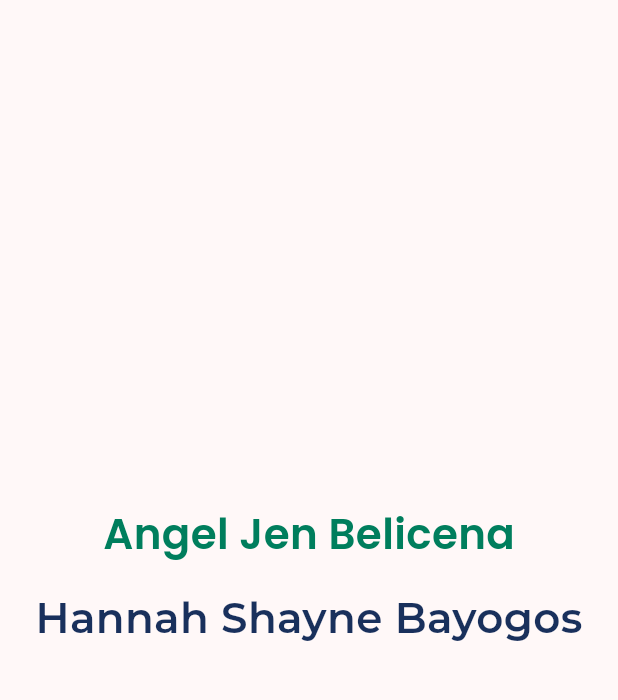
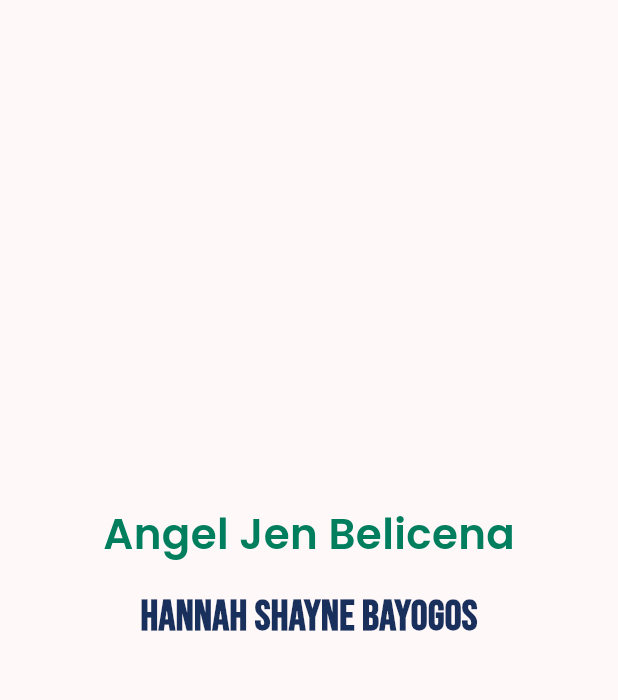
Before and after one commit to ajbelicena01/it3120-lab6, a Flutter app: the screen it shows after launch, on a phone screen of 412 x 824 dp, the part 84-784 px from its top. Run offline on Flutter 3.47's test engine with Material 3 defaults, Android fonts, the phone set to English and light mode, and no system bars; our stand-ins replace google_fonts.

Commit message:
Added Google Fonts. Added name, changed font style and color

```diff
--- a/lib/main.dart
+++ b/lib/main.dart
@@ -40,7 +40,7 @@
       ),
       body: Center(
         child: Column(
-          mainAxisAlignment: MainAxisAlignment.center, // centers vertically
+          mainAxisAlignment: MainAxisAlignment.center,
           children: [
             Text(
               'Angel Jen Belicena',
@@ -53,7 +53,7 @@
             const SizedBox(height: 16),
             Text(
               'Hannah Shayne Bayogos',
-              style: GoogleFonts.montserrat(
+              style: GoogleFonts.bebasNeue(
                 color: const Color(0xFF19305C),
                 fontSize: 28,
                 fontWeight: FontWeight.w600,
```
